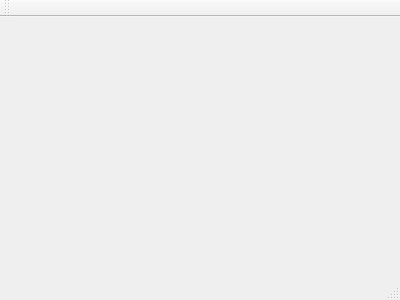
Qt form mainwindow.ui (andrusha10t500/InfoPhone) before a commit.
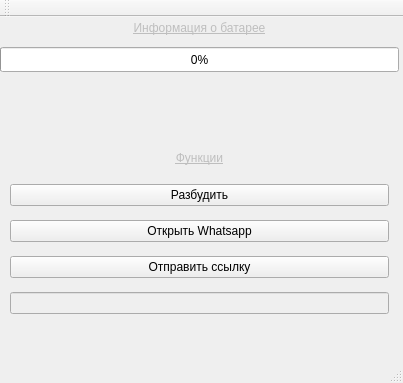
The same form after that commit.

Patch:
```diff
--- a/mainwindow.ui
+++ b/mainwindow.ui
@@ -1,24 +1,147 @@
 <ui version="4.0">
  <class>MainWindow</class>
- <widget class="QMainWindow" name="MainWindow" >
-  <property name="geometry" >
+ <widget class="QMainWindow" name="MainWindow">
+  <property name="enabled">
+   <bool>true</bool>
+  </property>
+  <property name="geometry">
    <rect>
     <x>0</x>
     <y>0</y>
-    <width>400</width>
-    <height>300</height>
+    <width>403</width>
+    <height>383</height>
    </rect>
   </property>
   <property name="windowTitle" >
    <string>MainWindow</string>
   </property>
-  <widget class="QMenuBar" name="menuBar" />
-  <widget class="QToolBar" name="mainToolBar" />
-  <widget class="QWidget" name="centralWidget" />
-  <widget class="QStatusBar" name="statusBar" />
+  <widget class="QWidget" name="centralWidget">
+   <widget class="QWidget" name="verticalLayoutWidget_2">
+    <property name="geometry">
+     <rect>
+      <x>-1</x>
+      <y>109</y>
+      <width>401</width>
+      <height>211</height>
+     </rect>
+    </property>
+    <layout class="QVBoxLayout" name="verticalLayout_2">
+     <item>
+      <widget class="QLabel" name="label">
+       <property name="enabled">
+        <bool>false</bool>
+       </property>
+       <property name="maximumSize">
+        <size>
+         <width>16777215</width>
+         <height>25</height>
+        </size>
+       </property>
+       <property name="font">
+        <font>
+         <underline>true</underline>
+        </font>
+       </property>
+       <property name="text">
+        <string>Функции</string>
+       </property>
+       <property name="alignment">
+        <set>Qt::AlignCenter</set>
+       </property>
+      </widget>
+     </item>
+     <item>
+      <widget class="QPushButton" name="pushButton">
+       <property name="text">
+        <string>Разбудить</string>
+       </property>
+      </widget>
+     </item>
+     <item>
+      <widget class="QPushButton" name="pushButton_2">
+       <property name="text">
+        <string>Открыть Whatsapp</string>
+       </property>
+      </widget>
+     </item>
+     <item>
+      <widget class="QPushButton" name="pushButton_3">
+       <property name="text">
+        <string>Отправить ссылку</string>
+       </property>
+      </widget>
+     </item>
+     <item>
+      <widget class="QLineEdit" name="lineEdit">
+       <property name="enabled">
+        <bool>false</bool>
+       </property>
+       <property name="text">
+        <string/>
+       </property>
+      </widget>
+     </item>
+    </layout>
+   </widget>
+   <widget class="QProgressBar" name="progressBar_2">
+    <property name="geometry">
+     <rect>
+      <x>0</x>
+      <y>30</y>
+      <width>399</width>
+      <height>25</height>
+     </rect>
+    </property>
+    <property name="value">
+     <number>0</number>
+    </property>
+   </widget>
+   <widget class="QLabel" name="label_2">
+    <property name="enabled">
+     <bool>false</bool>
+    </property>
+    <property name="geometry">
+     <rect>
+      <x>0</x>
+      <y>0</y>
+      <width>399</width>
+      <height>21</height>
+     </rect>
+    </property>
+    <property name="font">
+     <font>
+      <underline>true</underline>
+     </font>
+    </property>
+    <property name="text">
+     <string>Информация о батарее</string>
+    </property>
+    <property name="alignment">
+     <set>Qt::AlignCenter</set>
+    </property>
+   </widget>
+  </widget>
+  <widget class="QMenuBar" name="menuBar">
+   <property name="geometry">
+    <rect>
+     <x>0</x>
+     <y>0</y>
+     <width>403</width>
+     <height>22</height>
+    </rect>
+   </property>
+  </widget>
+  <widget class="QToolBar" name="mainToolBar">
+   <attribute name="toolBarArea">
+    <enum>TopToolBarArea</enum>
+   </attribute>
+   <attribute name="toolBarBreak">
+    <bool>false</bool>
+   </attribute>
+  </widget>
+  <widget class="QStatusBar" name="statusBar"/>
  </widget>
- <layoutDefault spacing="6" margin="11" />
- <pixmapfunction></pixmapfunction>
+ <layoutdefault spacing="6" margin="11"/>
  <resources/>
  <connections/>
 </ui>
```
Left out of the diff: 3 changed lines with no effect on the pictures.
